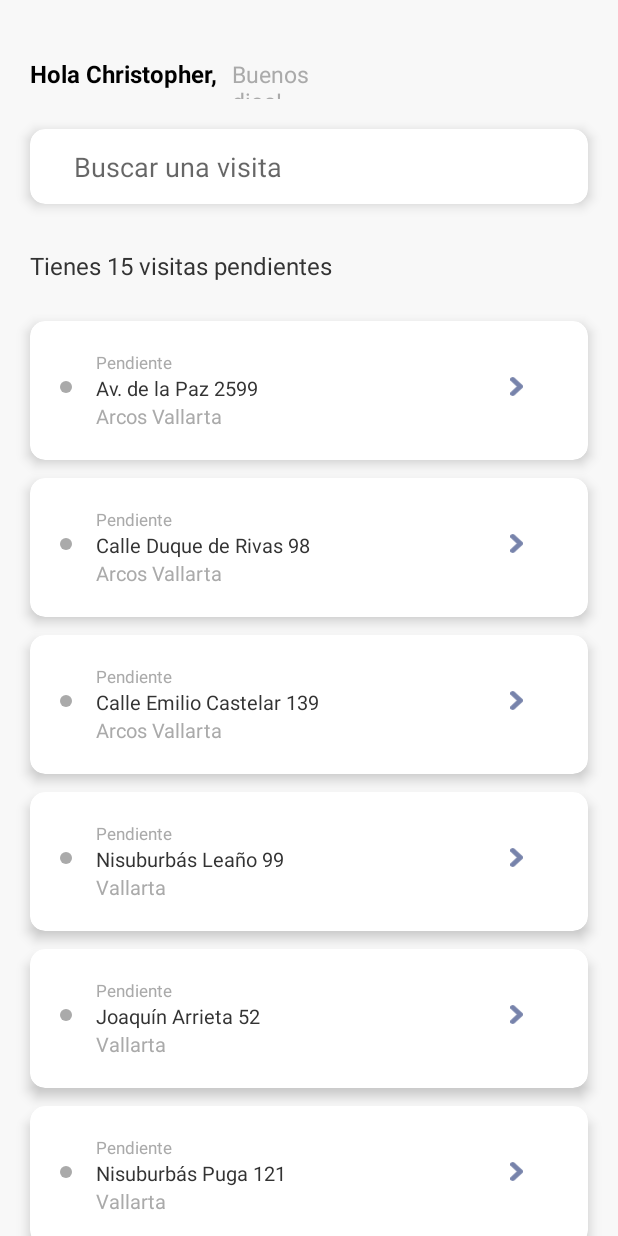
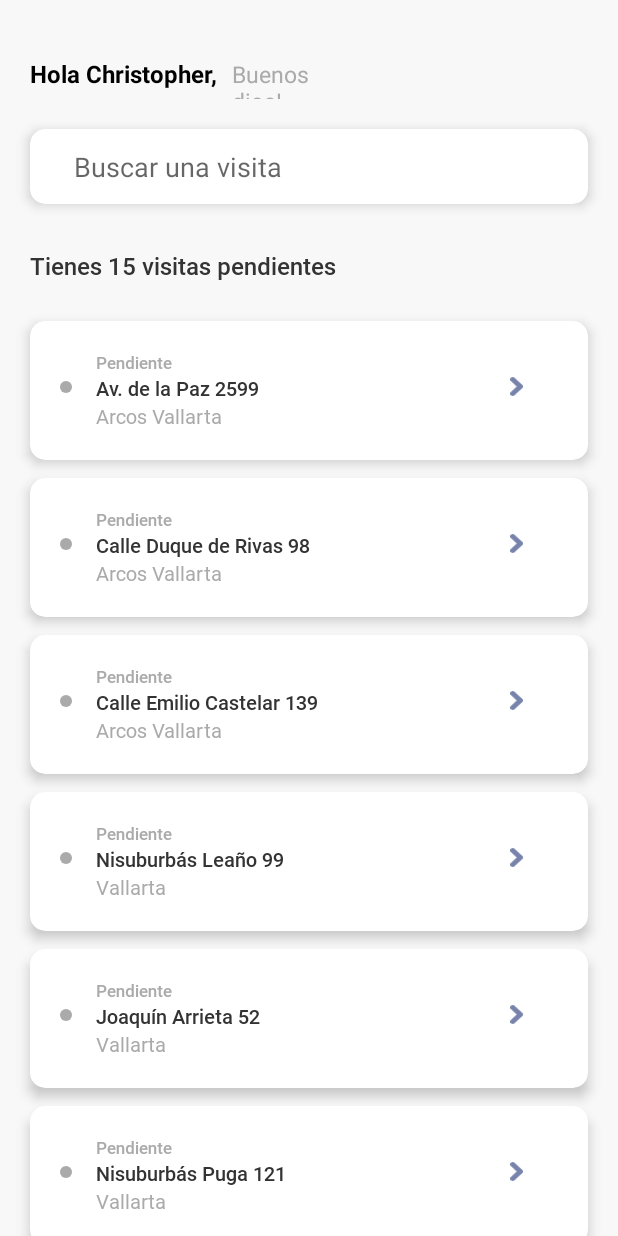
Before and after one commit to cristo25/Reto, an Android app: the screen it shows after launch (MainActivity), after a tap on "Pendiente", on a phone screen of 412 x 824 dp. Run offline under Robolectric (Android 15) with nearby library versions, the phone set to English and light mode, and no system bars.

Commit message:
Actualizacion del proyecto

```diff
--- a/app/src/main/java/com/example/locationmaker2/MainActivity.kt
+++ b/app/src/main/java/com/example/locationmaker2/MainActivity.kt
@@ -9,10 +9,10 @@ import androidx.cardview.widget.CardView
 import androidx.recyclerview.widget.LinearLayoutManager
 import com.example.locationmaker2.adapter.LocationAdapter
 import com.example.locationmaker2.databinding.ActivityMainBinding
+import androidx.recyclerview.widget.RecyclerView
 
 class MainActivity : AppCompatActivity() {
     private lateinit var binding: ActivityMainBinding
-    var initActivityVar = false
     override fun onCreate(savedInstanceState: Bundle?) {
         super.onCreate(savedInstanceState)
         this.supportActionBar?.hide()
@@ -20,6 +20,16 @@ class MainActivity : AppCompatActivity() {
         setContentView(binding.root)
         initRecyclerView()
     }
+
+    override fun onCreateOptionsMenu(menu: Menu?): Boolean {
+        menuInflater.inflate(R.menu.menu_search, menu)
+        val menuItem =  menu!!.findItem(binding.svBusquedaPrincipalWidget.id)
+        return super.onCreateOptionsMenu(menu)
+    }
+    override fun onOptionsItemSelected(item: MenuItem): Boolean {
+        return super.onOptionsItemSelected(item)
+    }
+
     private fun initRecyclerView(){
         binding.rvPrincipal.layoutManager = LinearLayoutManager(this)
         binding.rvPrincipal.adapter = LocationAdapter(dataProviderLocation.dataLocationList) { info ->
@@ -30,22 +40,12 @@ class MainActivity : AppCompatActivity() {
     }
 
     fun onClick(locationData: LocationData){
-        initActivityVar = true
-        if (initActivityVar == true){
-            val cardV1 = findViewById<CardView>(R.id.CardView) as CardView
-            cardV1.setOnClickListener {
-                val intent = Intent(this@MainActivity, NavegationMap::class.java)
-                startActivity(intent)
-                initActivityVar = false
-            }
+        val cardV1 = findViewById<CardView>(R.id.CardView) as CardView
+        cardV1.setOnClickListener {
+            val intent = Intent(this@MainActivity, NavegationMap::class.java)
+            startActivity(intent)
         }
     }
-    override fun onCreateOptionsMenu(menu: Menu?): Boolean {
-        menuInflater.inflate(R.menu.menu_search, menu)
-        val menuItem =  menu!!.findItem(binding.svBusquedaPrincipalWidget.id)
-        return super.onCreateOptionsMenu(menu)
-    }
-    override fun onOptionsItemSelected(item: MenuItem): Boolean {
-        return super.onOptionsItemSelected(item)
-    }
+
+
 }
--- a/app/src/main/res/layout/activity_main.xml
+++ b/app/src/main/res/layout/activity_main.xml
@@ -58,6 +58,7 @@
                 android:id="@+id/svBusquedaPrincipalWidget"
                 android:layout_width="match_parent"
                 android:layout_height="wrap_content"
+                android:fontFamily="@font/robotoregular"
                 android:layout_marginLeft="5dp"
                 android:layout_marginRight="10dp"
                 app:iconifiedByDefault="false"
@@ -76,6 +77,7 @@
         android:layout_marginTop="30dp"
         android:layout_marginRight="20dp"
         android:layout_marginBottom="20dp"
+        android:fontFamily="@font/robotomedium"
         android:text="Tienes 15 visitas pendientes"
         android:textColor="@color/StreedNameColor"
         android:textSize="16sp"
--- a/app/src/main/res/layout/items_cards_views.xml
+++ b/app/src/main/res/layout/items_cards_views.xml
@@ -41,6 +41,7 @@
             android:layout_alignParentTop="true"
             android:layout_toEndOf="@+id/itemimagePending"
             android:layout_toRightOf="@+id/itemimagePending"
+            android:fontFamily="@font/robotomedium"
             android:textColor="@color/SuburbColor"
             android:textSize="11sp"
             tools:text="Visited" />
@@ -52,6 +53,7 @@
             android:layout_below="@+id/tvVisited"
             android:layout_toEndOf="@+id/itemimagePending"
             android:layout_toRightOf="@+id/itemimagePending"
+            android:fontFamily="@font/robotomedium"
             android:textColor="@color/StreedNameColor"
             android:textSize="13sp"
             tools:text="Streed Name" />
@@ -61,6 +63,7 @@
             tools:text="Suburb"
             android:id="@+id/tvSuburb"
             android:textSize="13sp"
+            android:fontFamily="@font/robotoregular"
             android:textColor="@color/SuburbColor"
             android:layout_toEndOf="@+id/itemimagePending"
             android:layout_toRightOf="@+id/itemimagePending"
--- a/app/src/main/res/menu/menu_search.xml
+++ b/app/src/main/res/menu/menu_search.xml
@@ -1,4 +1,9 @@
 <?xml version="1.0" encoding="utf-8"?>
-<menu xmlns:android="http://schemas.android.com/apk/res/android">
+<menu xmlns:android="http://schemas.android.com/apk/res/android"
+    xmlns:app="http://schemas.android.com/apk/res-auto">
+    <item
+        android:id="@+id/app_bar_search"
+
+        />
 
 </menu>
```
Also changed, not shown: app/src/main/java/com/example/locationmaker2/adapter/LocationAdapter.kt (+2 -5 lines), app/src/main/java/com/example/locationmaker2/variablesGlobales/variablesG.kt (deleted, +0 -11 lines), app/src/main/res/font/robotomedium.ttf (added), app/src/main/res/font/robotoregular.ttf (added).
